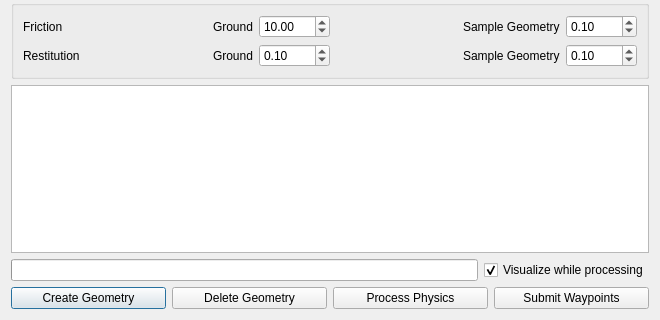
This is basestation/flightplannerphysicsdialog.ui in wpfhtl/octocopter as Qt 5 draws it before an edit; both pictures show x 0 to 660 and y 250 to 570 of the 660 by 570 pixel window. The edited form follows.
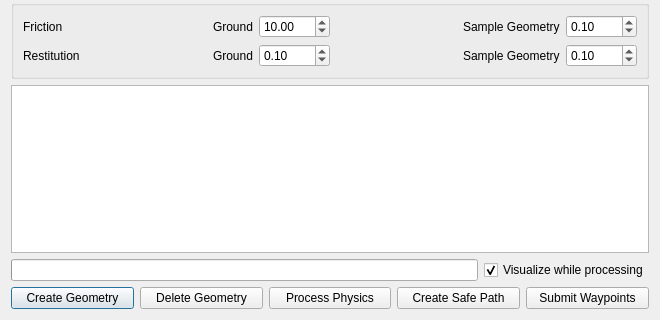
This is the edited form.

The edit to the form file:
```diff
--- a/basestation/flightplannerphysicsdialog.ui
+++ b/basestation/flightplannerphysicsdialog.ui
@@ -502,6 +502,13 @@
        </property>
       </widget>
      </item>
+     <item>
+      <widget class="QPushButton" name="mBtnCreateSafePath">
+       <property name="text">
+        <string>Create Safe Path</string>
+       </property>
+      </widget>
+     </item>
      <item>
       <widget class="QPushButton" name="mBtnSubmitWaypoints">
        <property name="text">
```
